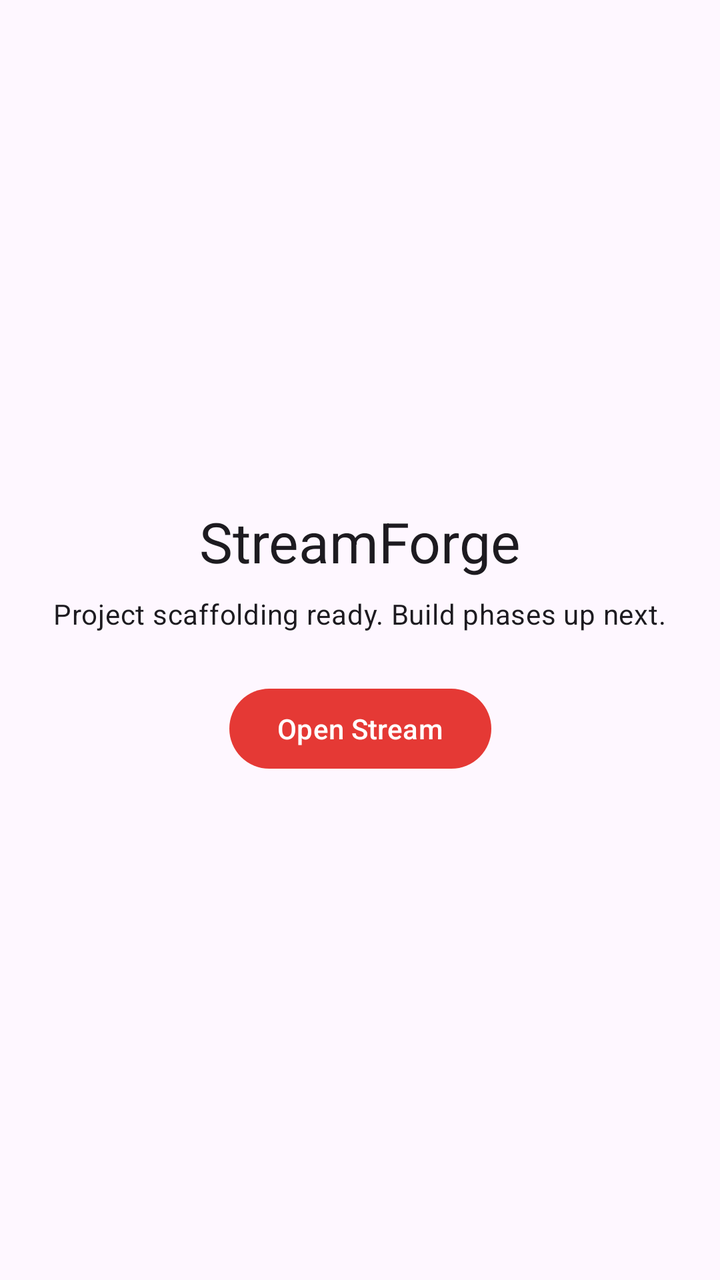
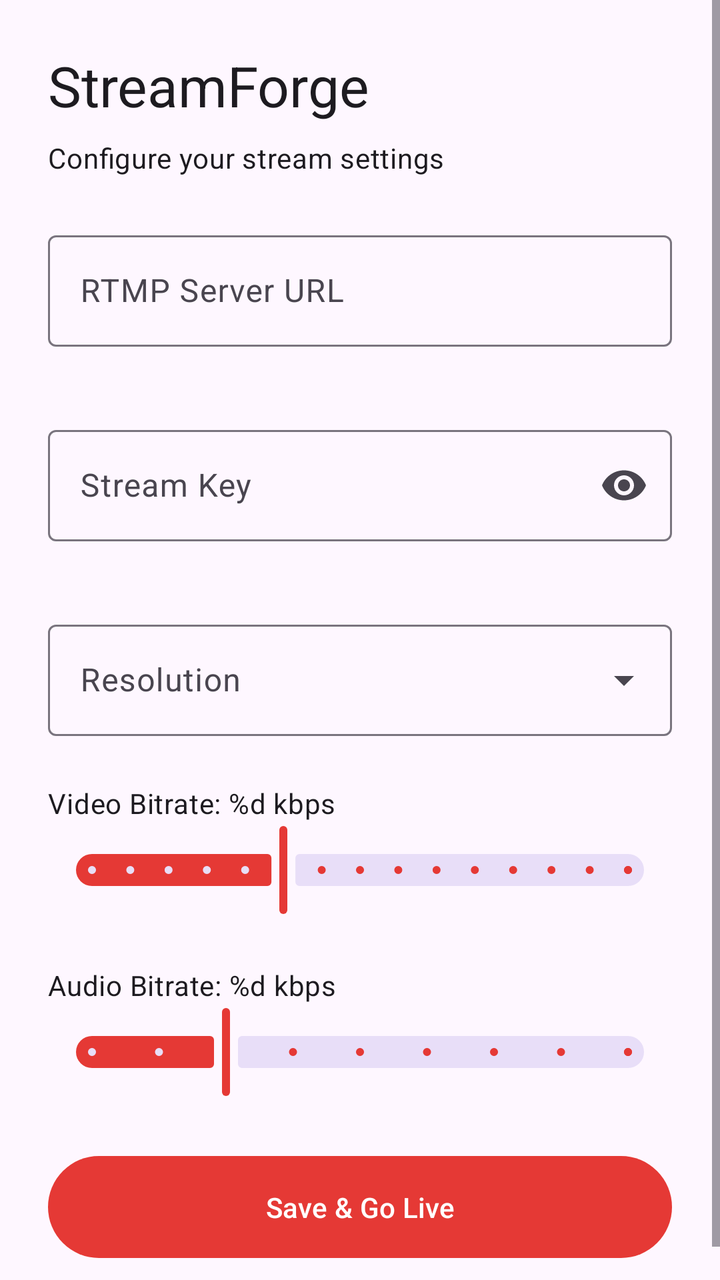

Two renders of the same Android screen: before a commit and after it. Below are the layout's source before the change and the commit's diff.
<!-- AndroidManifest.xml: application theme Theme.StreamForge -->
<!-- res/layout/activity_main.xml -->
<?xml version="1.0" encoding="utf-8"?>
<androidx.constraintlayout.widget.ConstraintLayout
    xmlns:android="http://schemas.android.com/apk/res/android"
    xmlns:app="http://schemas.android.com/apk/res-auto"
    xmlns:tools="http://schemas.android.com/tools"
    android:layout_width="match_parent"
    android:layout_height="match_parent"
    android:padding="24dp"
    tools:context=".MainActivity">

    <TextView
        android:id="@+id/title"
        android:layout_width="wrap_content"
        android:layout_height="wrap_content"
        android:text="@string/app_name"
        android:textAppearance="?attr/textAppearanceHeadlineMedium"
        app:layout_constraintBottom_toTopOf="@id/subtitle"
        app:layout_constraintEnd_toEndOf="parent"
        app:layout_constraintStart_toStartOf="parent"
        app:layout_constraintTop_toTopOf="parent"
        app:layout_constraintVertical_chainStyle="packed" />

    <TextView
        android:id="@+id/subtitle"
        android:layout_width="wrap_content"
        android:layout_height="wrap_content"
        android:layout_marginTop="8dp"
        android:text="@string/scaffolding_ready"
        android:textAppearance="?attr/textAppearanceBodyMedium"
        app:layout_constraintBottom_toTopOf="@id/btnOpenStream"
        app:layout_constraintEnd_toEndOf="parent"
        app:layout_constraintStart_toStartOf="parent"
        app:layout_constraintTop_toBottomOf="@id/title" />

    <com.google.android.material.button.MaterialButton
        android:id="@+id/btnOpenStream"
        android:layout_width="wrap_content"
        android:layout_height="wrap_content"
        android:layout_marginTop="24dp"
        android:text="@string/open_stream"
        app:layout_constraintBottom_toBottomOf="parent"
        app:layout_constraintEnd_toEndOf="parent"
        app:layout_constraintStart_toStartOf="parent"
        app:layout_constraintTop_toBottomOf="@id/subtitle" />

</androidx.constraintlayout.widget.ConstraintLayout>
<!-- resources referenced by this layout -->
<resources>
  <string name="app_name">StreamForge</string>
  <string name="open_stream">Open Stream</string>
  <string name="scaffolding_ready">Project scaffolding ready. Build phases up next.</string>
  <style name="Theme.StreamForge" parent="Theme.Material3.DayNight.NoActionBar">
          <item name="colorPrimary">@color/brand_primary</item>
          <item name="colorPrimaryVariant">@color/brand_primary_dark</item>
          <item name="colorSecondary">@color/brand_secondary</item>
          <item name="android:windowLightStatusBar" tools:targetApi="m">false</item>
          <item name="android:statusBarColor">@color/surface_dark</item>
      </style>
  <color name="brand_primary">#E53935</color>
  <color name="brand_primary_dark">#B71C1C</color>
  <color name="brand_secondary">#FF7043</color>
  <color name="surface_dark">#121212</color>
</resources>

<!-- the commit's change to res/layout/activity_main.xml (unified diff, before → after) -->
@@ -1,46 +1,136 @@
 <?xml version="1.0" encoding="utf-8"?>
-<androidx.constraintlayout.widget.ConstraintLayout
+<ScrollView
     xmlns:android="http://schemas.android.com/apk/res/android"
     xmlns:app="http://schemas.android.com/apk/res-auto"
     xmlns:tools="http://schemas.android.com/tools"
     android:layout_width="match_parent"
     android:layout_height="match_parent"
-    android:padding="24dp"
+    android:fillViewport="true"
     tools:context=".MainActivity">
 
-    <TextView
-        android:id="@+id/title"
-        android:layout_width="wrap_content"
+    <LinearLayout
+        android:layout_width="match_parent"
         android:layout_height="wrap_content"
-        android:text="@string/app_name"
-        android:textAppearance="?attr/textAppearanceHeadlineMedium"
-        app:layout_constraintBottom_toTopOf="@id/subtitle"
-        app:layout_constraintEnd_toEndOf="parent"
-        app:layout_constraintStart_toStartOf="parent"
-        app:layout_constraintTop_toTopOf="parent"
-        app:layout_constraintVertical_chainStyle="packed" />
+        android:orientation="vertical"
+        android:padding="24dp">
 
-    <TextView
-        android:id="@+id/subtitle"
-        android:layout_width="wrap_content"
-        android:layout_height="wrap_content"
-        android:layout_marginTop="8dp"
-        android:text="@string/scaffolding_ready"
-        android:textAppearance="?attr/textAppearanceBodyMedium"
-        app:layout_constraintBottom_toTopOf="@id/btnOpenStream"
-        app:layout_constraintEnd_toEndOf="parent"
-        app:layout_constraintStart_toStartOf="parent"
-        app:layout_constraintTop_toBottomOf="@id/title" />
+        
+        <TextView
+            android:id="@+id/tvTitle"
+            android:layout_width="wrap_content"
+            android:layout_height="wrap_content"
+            android:text="@string/app_name"
+            android:textAppearance="?attr/textAppearanceHeadlineMedium"
+            android:layout_marginBottom="8dp" />
 
-    <com.google.android.material.button.MaterialButton
-        android:id="@+id/btnOpenStream"
-        android:layout_width="wrap_content"
-        android:layout_height="wrap_content"
-        android:layout_marginTop="24dp"
-        android:text="@string/open_stream"
-        app:layout_constraintBottom_toBottomOf="parent"
-        app:layout_constraintEnd_toEndOf="parent"
-        app:layout_constraintStart_toStartOf="parent"
-        app:layout_constraintTop_toBottomOf="@id/subtitle" />
+        <TextView
+            android:layout_width="wrap_content"
+            android:layout_height="wrap_content"
+            android:text="Configure your stream settings"
+            android:textAppearance="?attr/textAppearanceBodyMedium"
+            android:layout_marginBottom="24dp" />
 
-</androidx.constraintlayout.widget.ConstraintLayout>
+        
+        <com.google.android.material.textfield.TextInputLayout
+            android:id="@+id/tilRtmpUrl"
+            android:layout_width="match_parent"
+            android:layout_height="wrap_content"
+            android:hint="@string/rtmp_url_label"
+            android:layout_marginBottom="16dp"
+            app:errorEnabled="true">
+
+            <com.google.android.material.textfield.TextInputEditText
+                android:id="@+id/etRtmpUrl"
+                android:layout_width="match_parent"
+                android:layout_height="wrap_content"
+                android:inputType="textUri"
+                android:singleLine="true" />
+
+        </com.google.android.material.textfield.TextInputLayout>
+
+        
+        <com.google.android.material.textfield.TextInputLayout
+            android:id="@+id/tilStreamKey"
+            android:layout_width="match_parent"
+            android:layout_height="wrap_content"
+            android:hint="@string/stream_key_label"
+            android:layout_marginBottom="16dp"
+            app:errorEnabled="true"
+            app:endIconMode="password_toggle">
+
+            <com.google.android.material.textfield.TextInputEditText
+                android:id="@+id/etStreamKey"
+                android:layout_width="match_parent"
+                android:layout_height="wrap_content"
+                android:inputType="textPassword"
+                android:singleLine="true" />
+
+        </com.google.android.material.textfield.TextInputLayout>
+
+        
+        <com.google.android.material.textfield.TextInputLayout
+            android:id="@+id/tilResolution"
+            android:layout_width="match_parent"
+            android:layout_height="wrap_content"
+            android:hint="@string/resolution_label"
+            android:layout_marginBottom="16dp"
+            style="@style/Widget.Material3.TextInputLayout.OutlinedBox.ExposedDropdownMenu">
+
+            <AutoCompleteTextView
+                android:id="@+id/actvResolution"
+                android:layout_width="match_parent"
+                android:layout_height="wrap_content"
+                android:inputType="none"
+                android:editable="false" />
+
+        </com.google.android.material.textfield.TextInputLayout>
+
+        
+        <TextView
+            android:id="@+id/tvVideoBitrateLabel"
+            android:layout_width="wrap_content"
+            android:layout_height="wrap_content"
+            android:text="@string/video_bitrate_label"
+            android:textAppearance="?attr/textAppearanceBodyMedium"
+            android:layout_marginTop="8dp" />
+
+        <com.google.android.material.slider.Slider
+            android:id="@+id/sliderVideoBitrate"
+            android:layout_width="match_parent"
+            android:layout_height="wrap_content"
+            android:valueFrom="1000"
+            android:valueTo="8000"
+            android:stepSize="500"
+            android:value="3500"
+            android:layout_marginBottom="16dp" />
+
+        
+        <TextView
+            android:id="@+id/tvAudioBitrateLabel"
+            android:layout_width="wrap_content"
+            android:layout_height="wrap_content"
+            android:text="@string/audio_bitrate_label"
+            android:textAppearance="?attr/textAppearanceBodyMedium"
+            android:layout_marginTop="8dp" />
+
+        <com.google.android.material.slider.Slider
+            android:id="@+id/sliderAudioBitrate"
+            android:layout_width="match_parent"
+            android:layout_height="wrap_content"
+            android:valueFrom="64"
+            android:valueTo="320"
+            android:stepSize="32"
+            android:value="128"
+            android:layout_marginBottom="24dp" />
+
+        
+        <com.google.android.material.button.MaterialButton
+            android:id="@+id/btnSaveAndGoLive"
+            android:layout_width="match_parent"
+            android:layout_height="wrap_content"
+            android:text="@string/save_and_go_live"
+            android:padding="16dp" />
+
+    </LinearLayout>
+
+</ScrollView>
<!-- resource entries referenced after the edit -->
@@ -1,8 +1,12 @@
 <!-- resources referenced by this layout -->
 <resources>
   <string name="app_name">StreamForge</string>
-  <string name="open_stream">Open Stream</string>
-  <string name="scaffolding_ready">Project scaffolding ready. Build phases up next.</string>
+  <string name="audio_bitrate_label">Audio Bitrate: %d kbps</string>
+  <string name="resolution_label">Resolution</string>
+  <string name="rtmp_url_label">RTMP Server URL</string>
+  <string name="save_and_go_live">Save &amp; Go Live</string>
+  <string name="stream_key_label">Stream Key</string>
+  <string name="video_bitrate_label">Video Bitrate: %d kbps</string>
   <style name="Theme.StreamForge" parent="Theme.Material3.DayNight.NoActionBar">
           <item name="colorPrimary">@color/brand_primary</item>
           <item name="colorPrimaryVariant">@color/brand_primary_dark</item>
